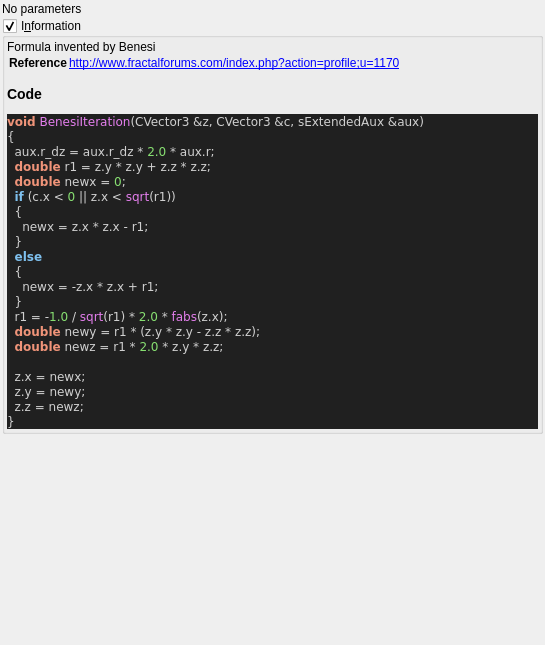
Qt form mandelbulber2/qt_data/fractal_benesi.ui (buddhi1980/mandelbulber2) before a commit.
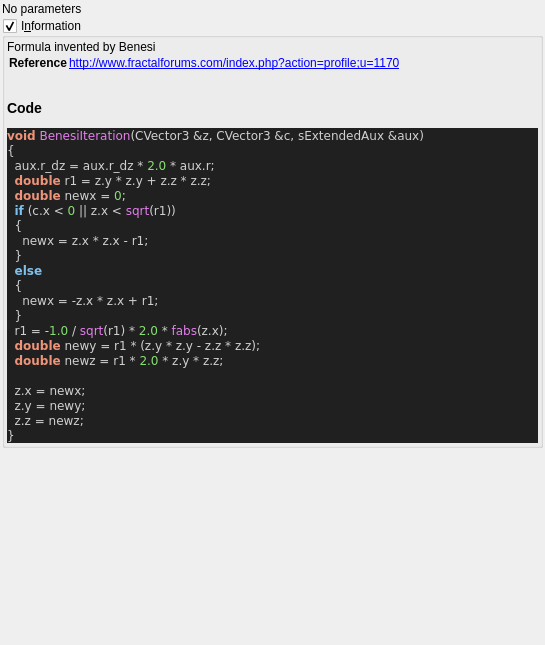
The same form after that commit. Custom widgets are drawn as their Qt base class.

Commit message:
stripped code highlight output to body tag
 the surrounding part (HTML Tag and comment) contained version specific parts.
 Now only the body tag will be written to the ui file,
 so the complete output of populateUiInformation.php should be reproducable.

 Also readded broken symlinks in deploy/share/mandelbulber2

```diff
--- a/mandelbulber2/qt_data/fractal_benesi.ui
+++ b/mandelbulber2/qt_data/fractal_benesi.ui
@@ -67,17 +67,12 @@
        <widget class="QLabel" name="label_code_content">
         <property name="text">
          <string>&lt;p&gt;Formula invented by Benesi&lt;/p&gt;&lt;table&gt;
-&lt;tr&gt;&lt;th&gt;Reference&lt;/th&gt;&lt;td&gt;&lt;a href=&quot;http://www.fractalforums.com/index.php?action=profile;u=1170&quot;&gt;http://www.fractalforums.com/index.php?action=profile;u=1170&lt;/a&gt;&lt;/td&gt;&lt;/tr&gt;
+&lt;tr&gt;&lt;th&gt;Reference&lt;/th&gt;&lt;td&gt;&lt;a href=&quot;http://www.fractalforums.com/index.php?action=profile;u=1170&quot;&gt;http://www.fractalforums.com/index.php?action=profile;u=1170&lt;br&gt;
+&lt;/td&gt;&lt;/tr&gt;
 &lt;/table&gt;
 &lt;h3&gt;Code&lt;/h3&gt;
-&lt;!DOCTYPE HTML PUBLIC &quot;-//W3C//DTD HTML 4.0 Transitional//EN&quot;&gt;
-&lt;html&gt;
-&lt;head&gt;
-&lt;meta http-equiv=&quot;content-type&quot; content=&quot;text/html; charset=ISO-8859-1&quot;&gt;
-&lt;title&gt;Source file&lt;/title&gt;
-&lt;/head&gt;
 &lt;body style=&quot;background-color:#202020&quot;&gt;
-&lt;pre style=&quot;color:#d0d0d0; background-color:#202020;  font-family:'Courier New';&quot;&gt;&lt;span style=&quot;color:#f09479; font-weight:bold&quot;&gt;void&lt;/span&gt; &lt;span style=&quot;color:#e47eed&quot;&gt;BenesiIteration&lt;/span&gt;&lt;span style=&quot;color:#d0d0d0&quot;&gt;(&lt;/span&gt;CVector3 &lt;span style=&quot;color:#d0d0d0&quot;&gt;&amp;amp;&lt;/span&gt;z&lt;span style=&quot;color:#d0d0d0&quot;&gt;,&lt;/span&gt; CVector3 &lt;span style=&quot;color:#d0d0d0&quot;&gt;&amp;amp;&lt;/span&gt;c&lt;span style=&quot;color:#d0d0d0&quot;&gt;,&lt;/span&gt; sExtendedAux &lt;span style=&quot;color:#d0d0d0&quot;&gt;&amp;amp;&lt;/span&gt;aux&lt;span style=&quot;color:#d0d0d0&quot;&gt;)&lt;/span&gt;
+&lt;pre style=&quot;color:#d0d0d0; background-color:#202020;  font-family:'Courier New',monospace;&quot;&gt;&lt;span style=&quot;color:#f09479; font-weight:bold&quot;&gt;void&lt;/span&gt; &lt;span style=&quot;color:#e47eed&quot;&gt;BenesiIteration&lt;/span&gt;&lt;span style=&quot;color:#d0d0d0&quot;&gt;(&lt;/span&gt;CVector3 &lt;span style=&quot;color:#d0d0d0&quot;&gt;&amp;amp;&lt;/span&gt;z&lt;span style=&quot;color:#d0d0d0&quot;&gt;,&lt;/span&gt; CVector3 &lt;span style=&quot;color:#d0d0d0&quot;&gt;&amp;amp;&lt;/span&gt;c&lt;span style=&quot;color:#d0d0d0&quot;&gt;,&lt;/span&gt; sExtendedAux &lt;span style=&quot;color:#d0d0d0&quot;&gt;&amp;amp;&lt;/span&gt;aux&lt;span style=&quot;color:#d0d0d0&quot;&gt;)&lt;/span&gt;
 &lt;span style=&quot;color:#d0d0d0&quot;&gt;{&lt;/span&gt;
   aux&lt;span style=&quot;color:#d0d0d0&quot;&gt;.&lt;/span&gt;r_dz &lt;span style=&quot;color:#d0d0d0&quot;&gt;=&lt;/span&gt; aux&lt;span style=&quot;color:#d0d0d0&quot;&gt;.&lt;/span&gt;r_dz &lt;span style=&quot;color:#d0d0d0&quot;&gt;*&lt;/span&gt; &lt;span style=&quot;color:#87df71&quot;&gt;2.0&lt;/span&gt; &lt;span style=&quot;color:#d0d0d0&quot;&gt;*&lt;/span&gt; aux&lt;span style=&quot;color:#d0d0d0&quot;&gt;.&lt;/span&gt;r&lt;span style=&quot;color:#d0d0d0&quot;&gt;;&lt;/span&gt;
   &lt;span style=&quot;color:#f09479; font-weight:bold&quot;&gt;double&lt;/span&gt; r1 &lt;span style=&quot;color:#d0d0d0&quot;&gt;=&lt;/span&gt; z&lt;span style=&quot;color:#d0d0d0&quot;&gt;.&lt;/span&gt;y &lt;span style=&quot;color:#d0d0d0&quot;&gt;*&lt;/span&gt; z&lt;span style=&quot;color:#d0d0d0&quot;&gt;.&lt;/span&gt;y &lt;span style=&quot;color:#d0d0d0&quot;&gt;+&lt;/span&gt; z&lt;span style=&quot;color:#d0d0d0&quot;&gt;.&lt;/span&gt;z &lt;span style=&quot;color:#d0d0d0&quot;&gt;*&lt;/span&gt; z&lt;span style=&quot;color:#d0d0d0&quot;&gt;.&lt;/span&gt;z&lt;span style=&quot;color:#d0d0d0&quot;&gt;;&lt;/span&gt;
@@ -99,10 +94,7 @@
   z&lt;span style=&quot;color:#d0d0d0&quot;&gt;.&lt;/span&gt;z &lt;span style=&quot;color:#d0d0d0&quot;&gt;=&lt;/span&gt; newz&lt;span style=&quot;color:#d0d0d0&quot;&gt;;&lt;/span&gt;
 &lt;span style=&quot;color:#d0d0d0&quot;&gt;}&lt;/span&gt;
 &lt;/pre&gt;
-&lt;/body&gt;
-&lt;/html&gt;
-&lt;!--HTML generated by highlight 3.9, http://www.andre-simon.de/--&gt;
-</string>
+&lt;/body&gt;</string>
         </property>
         <property name="wordWrap">
          <bool>true</bool>
```
The commit also changes 109 other files.
